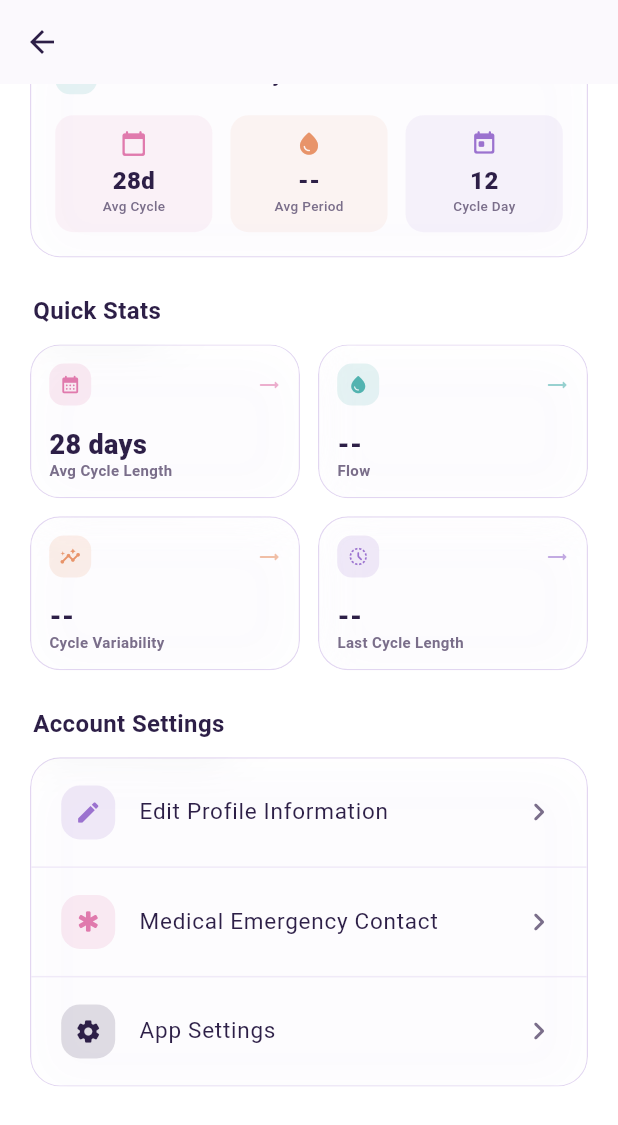
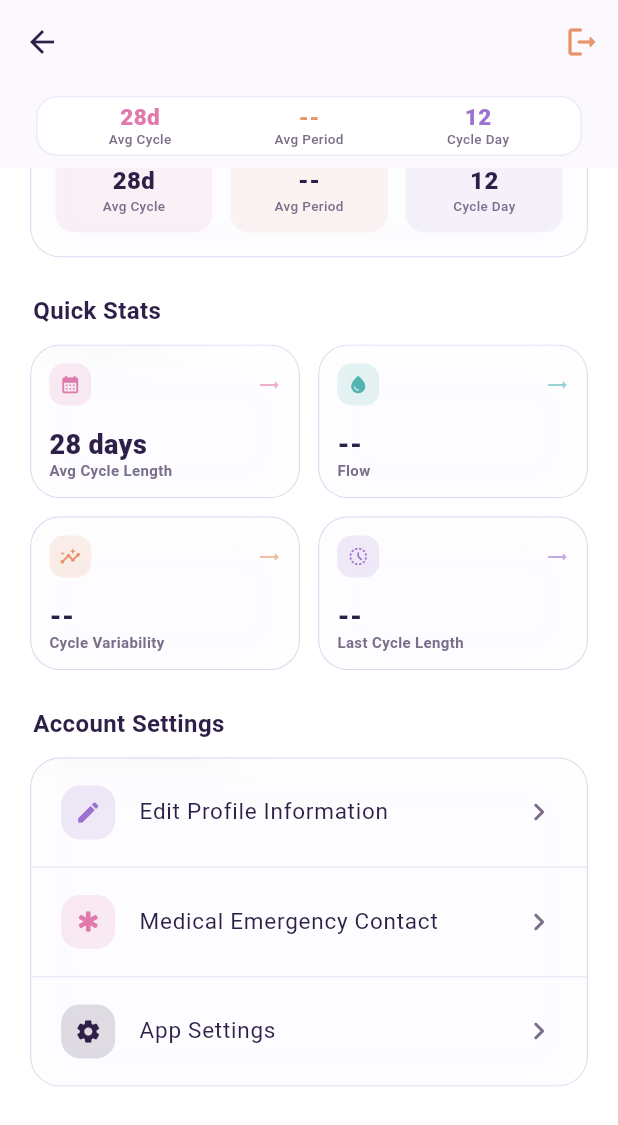
Before and after one commit to rajit2004/SagittariusAStar, a Flutter app: the ProfileScreen screen opened directly, scrolled down 238 dp, on a phone screen of 412 x 824 dp. Shown: the top 1125 px of the screen. Run offline on Flutter 3.47's test engine with Material 3 defaults, Android fonts, the phone set to English and light mode, and no system bars; our stand-ins replace cloud_firestore, connectivity_plus, dio, firebase_core, flutter_local_notifications, flutter_secure_storage and 8 more; missing offline and left inert: firebase_app_check; accounts and stored records are empty; network calls fail; Roboto replaces fonts that are missing (Nunito).

Commit message:
fix: avatar authority, persistent profile stats, top logout, home fallback
- Server profile sync no longer wipes a device camera photo: a local
  file-path avatar always wins over the onboarding asset value
- Profile stats load instantly from cached dashboard plus local cycle
  history, keep API values when present, and stay pinned via the app
  bar bottom strip; logout button added to the profile top corner
- Home falls back to a locally computed dashboard with a retry banner
  when the server fetch fails, so it always renders
- Calendar dots severity-colored with legend; all 170 tests green

```diff
--- a/rhythma_flutter/lib/screens/profile/profile_screen.dart
+++ b/rhythma_flutter/lib/screens/profile/profile_screen.dart
@@ -13,6 +13,7 @@ import 'package:rhythma/l10n/app_localizations.dart';
 import 'package:url_launcher/url_launcher_string.dart';
 import '../../providers/theme_provider.dart';
 import '../../providers/profile_provider.dart';
+import '../../main.dart' show performLogout;
 
 class ProfileScreen extends StatefulWidget {
   const ProfileScreen({super.key});
@@ -37,9 +38,48 @@ class _ProfileScreenState extends State<ProfileScreen> {
   void initState() {
     super.initState();
     _loadProfile();
+    _loadCachedInsights();
     _loadEmergencyContacts();
     _fetchDashboardInsights();
     _recoverLostAvatar();
+  }
+
+  void _loadCachedInsights() {
+    try {
+      final cached = LocalStorageService.getCachedDashboard();
+      final insights = cached?['insights'] as Map?;
+      if (insights != null) {
+        _avgCycleFromApi ??=
+            (insights['averageCycleLength'] as num?)?.toDouble();
+        _avgBleeding ??=
+            (insights['averageBleedingDuration'] as num?)?.toDouble();
+      }
+    } catch (_) {}
+    if (_cycleHistory.isEmpty) {
+      _cycleHistory = _computeLocalCycleHistory();
+    }
+  }
+
+  List<int> _computeLocalCycleHistory() {
+    try {
+      final logs = LocalStorageService.getCycleLogs();
+      final dates = <DateTime>[];
+      for (final log in logs) {
+        final parsed =
+            DateTime.tryParse(log['start_date'] as String? ?? '');
+        if (parsed != null) {
+          dates.add(DateTime(parsed.year, parsed.month, parsed.day));
+        }
+      }
+      final lengths = <int>[];
+      for (var i = 0; i + 1 < dates.length; i++) {
+        final delta = dates[i].difference(dates[i + 1]).inDays;
+        if (delta > 0) lengths.add(delta);
+      }
+      return lengths;
+    } catch (_) {
+      return [];
+    }
   }
 
   Future<void> _recoverLostAvatar() async {
@@ -96,14 +136,19 @@ class _ProfileScreenState extends State<ProfileScreen> {
       final insights = data['insights'] as Map? ?? {};
       final history = data['cycleHistory'] as List? ?? [];
       if (!mounted) return;
+      final apiHistory = history
+          .map((e) => (e as Map)['cycle_length'])
+          .whereType<num>()
+          .map((n) => n.toInt())
+          .toList();
       setState(() {
-        _avgCycleFromApi = (insights['averageCycleLength'] as num?)?.toDouble();
-        _avgBleeding = (insights['averageBleedingDuration'] as num?)?.toDouble();
-        _cycleHistory = history
-            .map((e) => (e as Map)['cycle_length'])
-            .whereType<num>()
-            .map((n) => n.toInt())
-            .toList();
+        _avgCycleFromApi = (insights['averageCycleLength'] as num?)?.toDouble() ??
+            _avgCycleFromApi;
+        _avgBleeding =
+            (insights['averageBleedingDuration'] as num?)?.toDouble() ??
+                _avgBleeding;
+        _cycleHistory =
+            apiHistory.isNotEmpty ? apiHistory : _computeLocalCycleHistory();
       });
     } catch (_) {}
   }
@@ -1037,6 +1082,51 @@ void _showAddEditContactDialog(
     );
   }
 
+  void _showLogoutDialog() {
+    final l10n = AppLocalizations.of(context)!;
+    showDialog(
+      context: context,
+      barrierColor: Colors.black.withValues(alpha: 0.3),
+      builder: (ctx) => AlertDialog(
+        shape: RoundedRectangleBorder(borderRadius: BorderRadius.circular(20)),
+        title: Text(l10n.logOut, textAlign: TextAlign.center),
+        content: Text(
+          l10n.logoutConfirmation,
+          textAlign: TextAlign.center,
+        ),
+        actionsAlignment: MainAxisAlignment.center,
+        actions: [
+          TextButton(
+            onPressed: () => Navigator.pop(ctx),
+            child: Text(l10n.cancel),
+          ),
+          ElevatedButton(
+            style: ElevatedButton.styleFrom(
+              backgroundColor: RhythmaColors.coral,
+              foregroundColor: Colors.white,
+            ),
+            onPressed: () {
+              Navigator.pop(ctx);
+              performLogout(context);
+            },
+            child: Text(l10n.logOut),
+          ),
+        ],
+      ),
+    );
+  }
+
+  String get _pinnedAvgCycleLabel {
+    final avgCycle = _avgCycleFromApi ?? _cycleLength.toDouble();
+    return '${avgCycle.toStringAsFixed(avgCycle % 1 == 0 ? 0 : 1)}d';
+  }
+
+  String get _pinnedBleedingLabel {
+    final bleeding = _avgBleeding;
+    if (bleeding == null) return '--';
+    return '${bleeding.toStringAsFixed(bleeding % 1 == 0 ? 0 : 1)}d';
+  }
+
   int _computeVariability(List<int> lengths) {
     if (lengths.length < 2) return 0;
     final mean = lengths.reduce((a, b) => a + b) / lengths.length;
@@ -1124,6 +1214,48 @@ void _showAddEditContactDialog(
             pinned: true,
             backgroundColor: RhythmaColors.background,
             surfaceTintColor: Colors.transparent,
+            actions: [
+              IconButton(
+                icon: const Icon(Icons.logout_rounded),
+                color: RhythmaColors.coral,
+                tooltip: AppLocalizations.of(context)!.logOut,
+                onPressed: _showLogoutDialog,
+              ),
+            ],
+            bottom: PreferredSize(
+              preferredSize: const Size.fromHeight(56),
+              child: Container(
+                color: RhythmaColors.background,
+                height: 56,
+                padding:
+                    const EdgeInsets.symmetric(horizontal: 24, vertical: 8),
+                child: Container(
+                  padding:
+                      const EdgeInsets.symmetric(horizontal: 12, vertical: 4),
+                  decoration: BoxDecoration(
+                    color: RhythmaColors.surface,
+                    borderRadius: BorderRadius.circular(14),
+                    border: Border.all(color: RhythmaColors.border),
+                  ),
+                  child: Row(
+                    children: [
+                      _PinnedStat(
+                          value: _pinnedAvgCycleLabel,
+                          label: 'Avg Cycle',
+                          color: RhythmaColors.rose),
+                      _PinnedStat(
+                          value: _pinnedBleedingLabel,
+                          label: 'Avg Period',
+                          color: RhythmaColors.coral),
+                      _PinnedStat(
+                          value: '$_cycleDay',
+                          label: 'Cycle Day',
+                          color: RhythmaColors.primary),
+                    ],
+                  ),
+                ),
+              ),
+            ),
             flexibleSpace: FlexibleSpaceBar(
               background: Container(
                 decoration: BoxDecoration(
@@ -1166,4 +1298,46 @@ void _showAddEditContactDialog(
       ),
     );
   }
+}
+
+class _PinnedStat extends StatelessWidget {
+  final String value;
+  final String label;
+  final Color color;
+
+  const _PinnedStat({
+    required this.value,
+    required this.label,
+    required this.color,
+  });
+
+  @override
+  Widget build(BuildContext context) {
+    return Expanded(
+      child: Column(
+        mainAxisSize: MainAxisSize.min,
+        children: [
+          Text(
+            value,
+            style: TextStyle(
+              fontSize: 15,
+              fontWeight: FontWeight.w800,
+              color: color,
+              height: 1.1,
+            ),
+          ),
+          const SizedBox(height: 1),
+          Text(
+            label,
+            style: TextStyle(
+              fontSize: 9,
+              fontWeight: FontWeight.w500,
+              color: RhythmaColors.mutedFg,
+              height: 1.1,
+            ),
+          ),
+        ],
+      ),
+    );
   }
+}
```
Also changed, not shown: rhythma_flutter/lib/services/auth_service.dart (+12 -6 lines).
